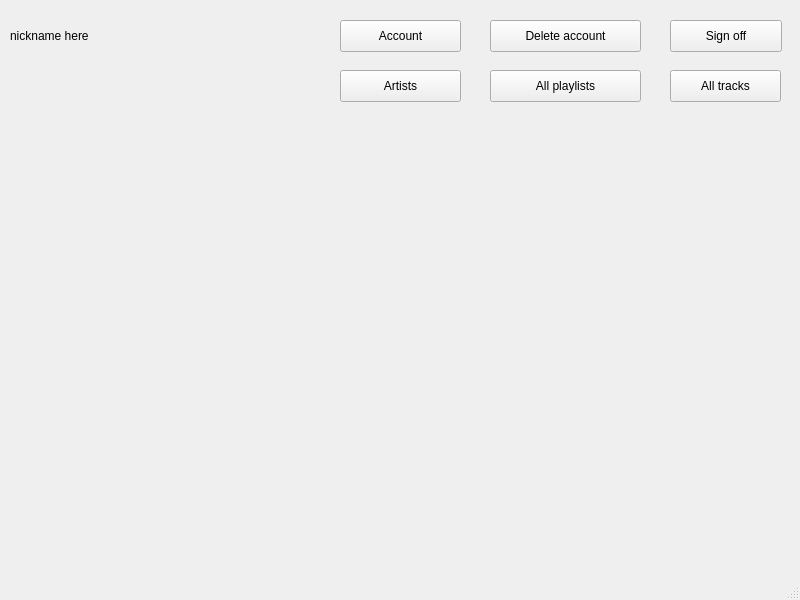
The window that project/lab6/mainwindow.ui (aneroid11/Databases) describes before a commit, drawn with Qt 5.
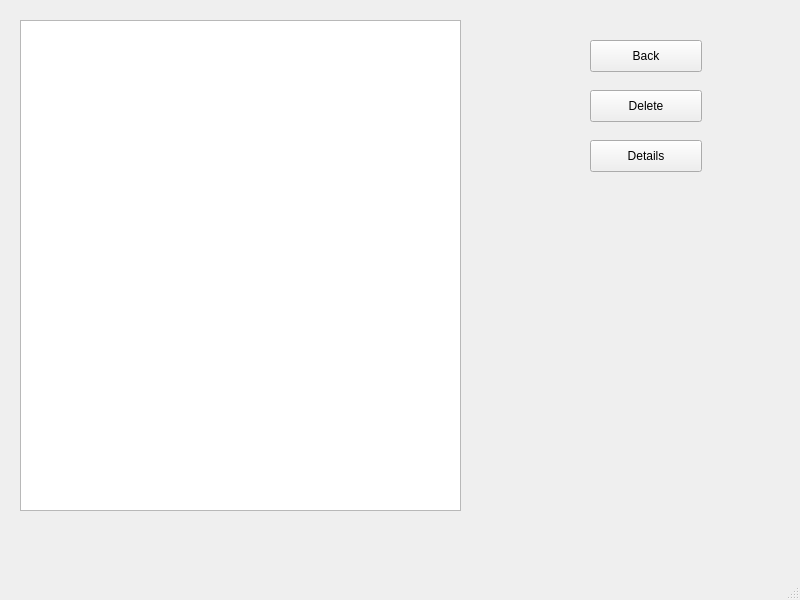
The same window after the commit.

Commit message: dummy comments page

```diff
--- a/project/lab6/mainwindow.ui
+++ b/project/lab6/mainwindow.ui
@@ -36,7 +36,7 @@
      </rect>
     </property>
     <property name="currentIndex">
-     <number>3</number>
+     <number>14</number>
     </property>
     <widget class="QWidget" name="startingPage">
      <widget class="QPushButton" name="starting_signUpButton">
@@ -1197,6 +1197,57 @@
       </property>
      </widget>
     </widget>
+    <widget class="QWidget" name="commentsPage">
+     <widget class="QListWidget" name="comments_commentsList">
+      <property name="geometry">
+       <rect>
+        <x>20</x>
+        <y>20</y>
+        <width>441</width>
+        <height>491</height>
+       </rect>
+      </property>
+     </widget>
+     <widget class="QPushButton" name="comments_backButton">
+      <property name="geometry">
+       <rect>
+        <x>590</x>
+        <y>40</y>
+        <width>112</width>
+        <height>32</height>
+       </rect>
+      </property>
+      <property name="text">
+       <string>Back</string>
+      </property>
+     </widget>
+     <widget class="QPushButton" name="comments_deleteButton">
+      <property name="geometry">
+       <rect>
+        <x>590</x>
+        <y>90</y>
+        <width>112</width>
+        <height>32</height>
+       </rect>
+      </property>
+      <property name="text">
+       <string>Delete</string>
+      </property>
+     </widget>
+     <widget class="QPushButton" name="comments_detailsButton">
+      <property name="geometry">
+       <rect>
+        <x>590</x>
+        <y>140</y>
+        <width>112</width>
+        <height>32</height>
+       </rect>
+      </property>
+      <property name="text">
+       <string>Details</string>
+      </property>
+     </widget>
+    </widget>
    </widget>
   </widget>
   <widget class="QMenuBar" name="menubar">
```
The commit also changes 2 other files.
